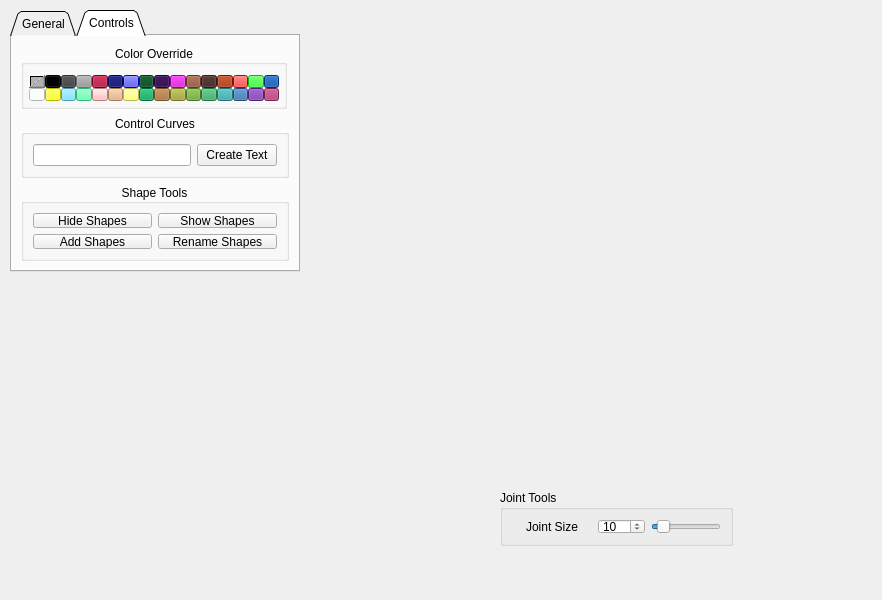
Old version of the form ui/kl_toolsUI.ui in the repository klevinlaforteza/kl_tools.
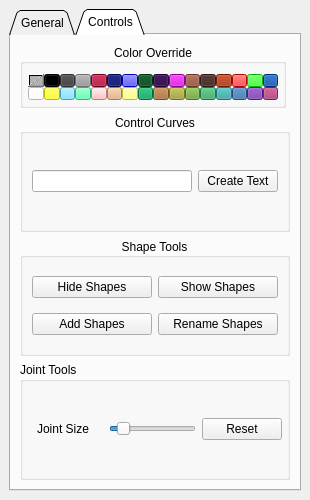
New version of the form.

Commit message: - Added reset joint display to default value - Removed joint display spinbox and added reset button from UI

What changed in the file:
```diff
--- a/ui/kl_toolsUI.ui
+++ b/ui/kl_toolsUI.ui
@@ -6,89 +6,23 @@
    <rect>
     <x>0</x>
     <y>0</y>
-    <width>882</width>
-    <height>600</height>
+    <width>310</width>
+    <height>500</height>
    </rect>
   </property>
   <property name="windowTitle">
    <string>KL Tools</string>
   </property>
   <widget class="QWidget" name="centralwidget">
-   <widget class="QGroupBox" name="jointSize_grp">
-    <property name="geometry">
-     <rect>
-      <x>500</x>
-      <y>490</y>
-      <width>233</width>
-      <height>56</height>
-     </rect>
-    </property>
-    <property name="title">
-     <string>Joint Tools</string>
-    </property>
-    <layout class="QGridLayout" name="jointSize_grid">
+   <property name="minimumSize">
+    <size>
+     <width>310</width>
+     <height>500</height>
+    </size>
+   </property>
+   <layout class="QGridLayout" name="central_grid">
      <item row="0" column="0">
-      <widget class="QPushButton" name="jointSize_btn">
-       <property name="enabled">
-        <bool>true</bool>
-       </property>
-       <property name="text">
-        <string>Joint Size</string>
-       </property>
-       <property name="default">
-        <bool>false</bool>
-       </property>
-       <property name="flat">
-        <bool>true</bool>
-       </property>
-       <property name="+c" stdset="0">
-        <string>&quot;kl_tools.utils.kl_jointTools.joint_display()&quot;</string>
-       </property>
-      </widget>
-     </item>
-     <item row="0" column="1">
-      <widget class="QSpinBox" name="jointSize_sbx">
-       <property name="minimum">
-        <number>1</number>
-       </property>
-       <property name="maximum">
-        <number>100</number>
-       </property>
-       <property name="value">
-        <number>10</number>
-       </property>
-      </widget>
-     </item>
-     <item row="0" column="2">
-      <widget class="QSlider" name="jointSize_sld">
-       <property name="minimum">
-        <number>1</number>
-       </property>
-       <property name="maximum">
-        <number>100</number>
-       </property>
-       <property name="value">
-        <number>10</number>
-       </property>
-       <property name="orientation">
-        <enum>Qt::Horizontal</enum>
-       </property>
-       <property name="invertedAppearance">
-        <bool>false</bool>
-       </property>
-      </widget>
-     </item>
-    </layout>
-   </widget>
    <widget class="QTabWidget" name="tabWidget">
-    <property name="geometry">
-     <rect>
-      <x>10</x>
-      <y>10</y>
-      <width>290</width>
-      <height>262</height>
-     </rect>
-    </property>
     <property name="tabShape">
      <enum>QTabWidget::Triangular</enum>
     </property>
@@ -231,6 +165,35 @@
         </layout>
        </widget>
       </item>
+        <item row="1" column="0">
+         <widget class="QGroupBox" name="controlCurves_grp">
+          <property name="title">
+           <string>Control Curves</string>
+          </property>
+          <property name="alignment">
+           <set>Qt::AlignCenter</set>
+          </property>
+          <layout class="QGridLayout" name="controlCurves_grid">
+           <item row="0" column="0">
+            <layout class="QHBoxLayout" name="textCurve_layout">
+             <item>
+              <widget class="QLineEdit" name="textCurve_text"/>
+             </item>
+             <item>
+              <widget class="QPushButton" name="textCurve_btn">
+               <property name="text">
+                <string>Create Text</string>
+               </property>
+               <property name="+c" stdset="0">
+                <string>&quot;kl_tools.utils.kl_controls.text_curve()&quot;</string>
+               </property>
+              </widget>
+             </item>
+            </layout>
+           </item>
+          </layout>
+         </widget>
+        </item>
       <item row="0" column="0">
        <widget class="QGroupBox" name="colorOverride_grp">
         <property name="maximumSize">
@@ -904,31 +867,65 @@
         <zorder>colorOverride_32_btn</zorder>
        </widget>
       </item>
-      <item row="1" column="0">
-       <widget class="QGroupBox" name="controlCurves_grp">
+        <item row="3" column="0">
+         <widget class="QGroupBox" name="jointSize_grp">
         <property name="title">
-         <string>Control Curves</string>
-        </property>
-        <property name="alignment">
-         <set>Qt::AlignCenter</set>
-        </property>
-        <layout class="QGridLayout" name="controlCurves_grid">
+           <string>Joint Tools</string>
+          </property>
+          <layout class="QGridLayout" name="jointSize_grid">
+           <property name="leftMargin">
+            <number>0</number>
+           </property>
+           <property name="rightMargin">
+            <number>5</number>
+           </property>
+           <item row="0" column="2">
+            <widget class="QPushButton" name="pushButton">
+             <property name="text">
+              <string>Reset</string>
+             </property>
+             <property name="+c" stdset="0">
+              <string>&quot;kl_tools.utils.kl_jointTools.joint_display_reset()&quot;</string>
+             </property>
+            </widget>
+           </item>
          <item row="0" column="0">
-          <layout class="QHBoxLayout" name="textCurve_layout">
-           <item>
-            <widget class="QLineEdit" name="textCurve_text"/>
-           </item>
-           <item>
-            <widget class="QPushButton" name="textCurve_btn">
+            <widget class="QPushButton" name="jointSize_btn">
+             <property name="enabled">
+              <bool>true</bool>
+             </property>
              <property name="text">
-              <string>Create Text</string>
+              <string>Joint Size</string>
+             </property>
+             <property name="default">
+              <bool>false</bool>
+             </property>
+             <property name="flat">
+              <bool>true</bool>
              </property>
              <property name="+c" stdset="0">
-              <string>&quot;kl_tools.utils.kl_controls.text_curve()&quot;</string>
+              <string>&quot;kl_tools.utils.kl_jointTools.joint_display()&quot;</string>
              </property>
             </widget>
            </item>
-          </layout>
+           <item row="0" column="1">
+            <widget class="QSlider" name="jointSize_sld">
+             <property name="minimum">
+              <number>1</number>
+             </property>
+             <property name="maximum">
+              <number>100</number>
+             </property>
+             <property name="value">
+              <number>10</number>
+             </property>
+             <property name="orientation">
+              <enum>Qt::Horizontal</enum>
+             </property>
+             <property name="invertedAppearance">
+              <bool>false</bool>
+             </property>
+            </widget>
          </item>
         </layout>
        </widget>
@@ -936,6 +933,8 @@
      </layout>
     </widget>
    </widget>
+    </item>
+   </layout>
   </widget>
  </widget>
  <resources/>
```
Left out of the diff: 56 changed lines with no effect on the pictures. Lines whose indentation alone changed are shown as unchanged. The commit also changes 3 other files.
